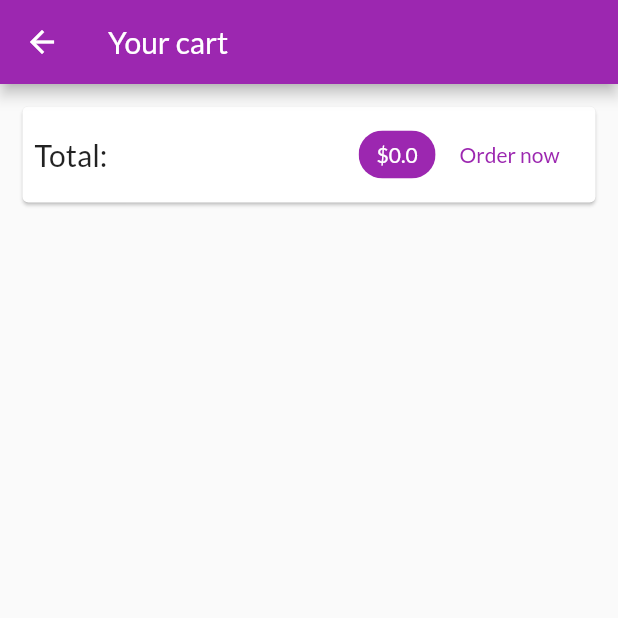
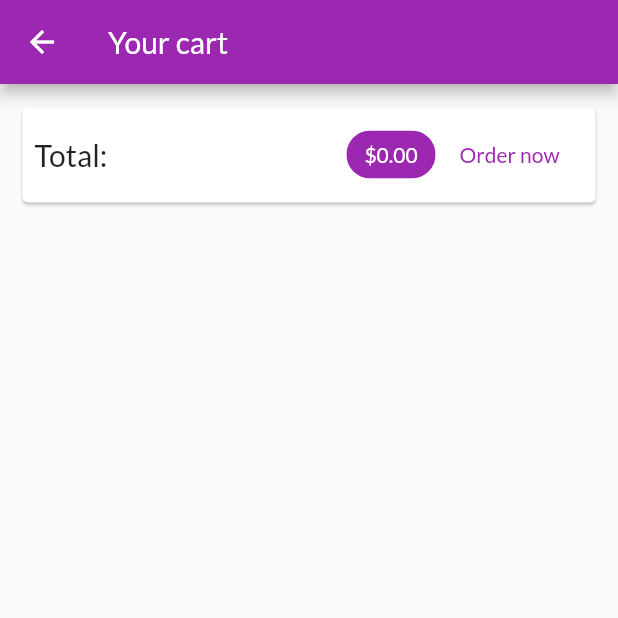
Before and after one commit to alexbardahan/ShopApp, a Flutter app: the CartScreen screen opened by its route, after a tap on "Order now", on a phone screen of 412 x 824 dp, the top half of it. Run offline on Flutter 3.47's test engine with Material 2 defaults, Android fonts, the phone set to English and light mode, and no system bars; network calls fail.

Commit message:
Manage Products started

```diff
--- a/lib/main.dart
+++ b/lib/main.dart
@@ -1,11 +1,14 @@
 import 'package:flutter/material.dart';
 import 'package:provider/provider.dart';
 
+import './screens/user_products_screen.dart';
 import './screens/cart_screen.dart';
 import './screens/products_overview_screen.dart';
 import './providers/products.dart';
 import './screens/product_detail_screen.dart';
 import './providers/cart.dart';
+import './providers/orders.dart';
+import './screens/orders_screen.dart';
 
 void main() => runApp(MyApp());
 
@@ -22,6 +25,7 @@ class MyApp extends StatelessWidget {
           //aici practic arunca un obiect ANUME, care ulterior va fi prins de widget-urile copii
         ),
         ChangeNotifierProvider(create: (_) => Cart()),
+        ChangeNotifierProvider(create: (_) => Orders()),
       ],
       child: MaterialApp(
           title: 'MyShop',
@@ -34,6 +38,8 @@ class MyApp extends StatelessWidget {
           routes: {
             ProductDetailScreen.routeName: (ctx) => ProductDetailScreen(),
             CartScreen.routeName: (ctx) => CartScreen(),
+            OrdersScreen.routeName: (ctx) => OrdersScreen(),
+            UserProductsScreen.routeName: (ctx) => UserProductsScreen(),
           }),
     );
   }
--- /dev/null
+++ b/lib/providers/orders.dart
@@ -0,0 +1,37 @@
+import 'package:flutter/material.dart';
+
+import './cart.dart';
+
+class OrderItem {
+  final String id;
+  final double amount;
+  final List<CartItem> products;
+  final DateTime dateTime;
+
+  OrderItem({
+    @required this.id,
+    @required this.amount,
+    @required this.products,
+    @required this.dateTime,
+  });
+}
+
+class Orders with ChangeNotifier {
+  List<OrderItem> _orders = [];
+
+  List<OrderItem> get orders {
+    return [..._orders];
+  }
+
+  void addOrder(List<CartItem> cartProducts, double total) {
+    _orders.insert(
+        0,
+        OrderItem(
+            id: DateTime.now().toString(),
+            amount: total,
+            products: cartProducts,
+            dateTime: DateTime
+                .now())); //it will add the new orders at the beginning of the list
+    notifyListeners();
+  }
+}
--- a/lib/screens/cart_screen.dart
+++ b/lib/screens/cart_screen.dart
@@ -5,6 +5,7 @@ import '../providers/cart.dart'
     show
         Cart; //it won't import CartItems so there won't be problems with dublicate names
 import '../widgets/cart_item.dart';
+import '../providers/orders.dart';
 
 class CartScreen extends StatelessWidget {
   static const routeName = '/cart';
@@ -25,7 +26,8 @@ class CartScreen extends StatelessWidget {
                         Text('Total: ', style: TextStyle(fontSize: 20)),
                         Spacer(),
                         Chip(
-                          label: Text('\$${cart.totalAmount}',
+                          label: Text(
+                              '\$${cart.totalAmount.toStringAsFixed(2)}',
                               style: TextStyle(
                                   color: Theme.of(context)
                                       .primaryTextTheme
@@ -34,7 +36,12 @@ class CartScreen extends StatelessWidget {
                           backgroundColor: Theme.of(context).primaryColor,
                         ),
                         FlatButton(
-                          onPressed: () {},
+                          onPressed: () {
+                            Provider.of<Orders>(context, listen: false)
+                                .addOrder(cart.items.values.toList(),
+                                    cart.totalAmount);
+                            cart.clear();
+                          },
                           child: Text('Order now'),
                           textColor: Theme.of(context).primaryColor,
                         )
@@ -47,9 +54,12 @@ class CartScreen extends StatelessWidget {
               itemBuilder: (context, i) {
                 return CartItem(
                   cart.items.values.toList()[i].id,
+                  cart.items.keys.toList()[i],
                   cart.items.values.toList()[i].price,
                   cart.items.values.toList()[i].quantity,
                   cart.items.values.toList()[i].title,
+                  //?dc drq trb sa adaug si .values.toList()?
+                  //pt ca e un map, nu o lista
                 );
               },
             ))
--- /dev/null
+++ b/lib/screens/orders_screen.dart
@@ -0,0 +1,22 @@
+import 'package:flutter/material.dart';
+import 'package:provider/provider.dart';
+
+import '../widgets/app_drawer.dart';
+import '../providers/orders.dart' show Orders;
+import '../widgets/order_item.dart';
+
+class OrdersScreen extends StatelessWidget {
+  static const routeName = '/orders';
+  @override
+  Widget build(BuildContext context) {
+    final orderData = Provider.of<Orders>(context);
+    return Scaffold(
+        appBar: AppBar(
+          title: Text('Your orders'),
+        ),
+        drawer: AppDrawer(),
+        body: ListView.builder(
+            itemCount: orderData.orders.length,
+            itemBuilder: (ctx, i) => OrderItem(orderData.orders[i])));
+  }
+}
--- a/lib/screens/products_overview_screen.dart
+++ b/lib/screens/products_overview_screen.dart
@@ -1,6 +1,7 @@
 import 'package:flutter/material.dart';
 import 'package:provider/provider.dart';
 
+import '../widgets/app_drawer.dart';
 import '../widgets/products_grid.dart';
 import '../providers/products.dart';
 import '../widgets/badge.dart';
@@ -60,6 +61,7 @@ class _ProductsOverviewScreenState extends State<ProductsOverviewScreen> {
                 )
           ],
         ),
+        drawer: AppDrawer(),
         body: ProductsGrid(_showOnlyFavorites));
   }
 }
--- /dev/null
+++ b/lib/widgets/order_item.dart
@@ -0,0 +1,61 @@
+import 'dart:math'; //to use the min function
+
+import 'package:flutter/material.dart';
+import 'package:intl/intl.dart';
+
+import '../providers/orders.dart' as ord;
+
+class OrderItem extends StatefulWidget {
+  final ord.OrderItem order;
+
+  OrderItem(this.order);
+
+  @override
+  _OrderItemState createState() => _OrderItemState();
+}
+
+class _OrderItemState extends State<OrderItem> {
+  var _expanded = false;
+  @override
+  Widget build(BuildContext context) {
+    return Card(
+        margin: EdgeInsets.all(10),
+        child: Column(
+          children: [
+            ListTile(
+                title: Text('\$${widget.order.amount}'),
+                subtitle: Text(DateFormat('dd//MM// yyyy hh:mm')
+                    .format(widget.order.dateTime)),
+                trailing: IconButton(
+                  icon: Icon(_expanded ? Icons.expand_less : Icons.expand_more),
+                  onPressed: () {
+                    setState(() {
+                      _expanded = !_expanded;
+                    });
+                  },
+                )),
+            if (_expanded)
+              Container(
+                  padding: EdgeInsets.symmetric(horizontal: 15, vertical: 4),
+                  height: min(widget.order.products.length * 20.0 + 10.0, 100),
+                  child: ListView(
+                    children: widget.order.products
+                        .map((prod) => Row(
+                              mainAxisAlignment: MainAxisAlignment.spaceBetween,
+                              children: [
+                                Text(prod.title,
+                                    style: TextStyle(
+                                      fontSize: 18,
+                                      fontWeight: FontWeight.bold,
+                                    )),
+                                Text('${prod.quantity}x \$${prod.price}',
+                                    style: TextStyle(
+                                        fontSize: 18, color: Colors.grey))
+                              ],
+                            ))
+                        .toList(),
+                  ))
+          ],
+        ));
+  }
+}
--- a/lib/widgets/products_grid.dart
+++ b/lib/widgets/products_grid.dart
@@ -12,7 +12,7 @@ class ProductsGrid extends StatelessWidget {
   Widget build(BuildContext context) {
     final productsData = Provider.of<Products>(context);
     final products = showFavs ? productsData.favoriteItems : productsData.items;
-    //which is a getter, not a property of Products class
+
     return GridView.builder(
       padding: EdgeInsets.all(10),
       itemCount: products.length,
--- a/pubspec.yaml
+++ b/pubspec.yaml
@@ -24,6 +24,7 @@ dependencies:
   flutter:
     sdk: flutter
   provider: ^5.0.0
+  intl: ^0.17.0
 
 
   # The following adds the Cupertino Icons font to your application.
```
Also changed, not shown: lib/providers/cart.dart (+30 -0 lines), lib/screens/product_detail_screen.dart (+23 -1 lines), lib/screens/user_products_screen.dart (added, +38 -0 lines), lib/widgets/app_drawer.dart (added, +43 -0 lines), lib/widgets/cart_item.dart (+60 -5 lines), lib/widgets/product_item.dart (+14 -0 lines), lib/widgets/user_product_item.dart (added, +33 -0 lines), pubspec.lock.
